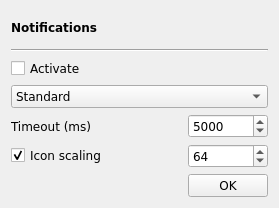
Before: the Qt Designer form branches/sayonara-885/src/GUI/Notifications/GUI_Notifications.ui in shahid334/sayonara-player, drawn with Qt 5.
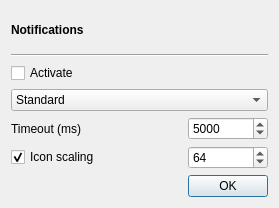
After: the same form once the commit is applied.

Patch:
```diff
--- a/branches/sayonara-885/src/GUI/Notifications/GUI_Notifications.ui
+++ b/branches/sayonara-885/src/GUI/Notifications/GUI_Notifications.ui
@@ -19,11 +19,6 @@
   <layout class="QGridLayout" name="gridLayout">
    <item row="1" column="0" colspan="2">
     <widget class="Line" name="line">
-     <property name="font">
-      <font>
-       <family>DejaVu Sans</family>
-      </font>
-     </property>
      <property name="orientation">
       <enum>Qt::Horizontal</enum>
      </property>
@@ -31,13 +26,8 @@
    </item>
    <item row="2" column="0" colspan="2">
     <widget class="QCheckBox" name="cb_activate">
-     <property name="font">
-      <font>
-       <family>DejaVu Sans</family>
-      </font>
-     </property>
      <property name="focusPolicy">
-      <enum>Qt::NoFocus</enum>
+      <enum>Qt::StrongFocus</enum>
      </property>
      <property name="text">
       <string>Activate</string>
@@ -52,13 +42,8 @@
        <height>16777215</height>
       </size>
      </property>
-     <property name="font">
-      <font>
-       <family>DejaVu Sans</family>
-      </font>
-     </property>
      <property name="focusPolicy">
-      <enum>Qt::NoFocus</enum>
+      <enum>Qt::StrongFocus</enum>
      </property>
      <property name="text">
       <string>OK</string>
@@ -67,13 +52,8 @@
    </item>
    <item row="3" column="0" colspan="2">
     <widget class="QComboBox" name="combo_notification">
-     <property name="font">
-      <font>
-       <family>DejaVu Sans</family>
-      </font>
-     </property>
      <property name="focusPolicy">
-      <enum>Qt::NoFocus</enum>
+      <enum>Qt::StrongFocus</enum>
      </property>
      <item>
       <property name="text">
@@ -84,11 +64,6 @@
    </item>
    <item row="4" column="1">
     <widget class="QSpinBox" name="sb_timeout">
-     <property name="font">
-      <font>
-       <family>DejaVu Sans</family>
-      </font>
-     </property>
      <property name="focusPolicy">
       <enum>Qt::WheelFocus</enum>
      </property>
@@ -108,11 +83,6 @@
    </item>
    <item row="4" column="0">
     <widget class="QLabel" name="label_3">
-     <property name="font">
-      <font>
-       <family>DejaVu Sans</family>
-      </font>
-     </property>
      <property name="text">
       <string>Timeout (ms)</string>
      </property>
@@ -122,7 +92,6 @@
     <widget class="QLabel" name="label_2">
      <property name="font">
       <font>
-       <family>DejaVu Sans</family>
        <weight>75</weight>
        <bold>true</bold>
       </font>
@@ -134,11 +103,6 @@
    </item>
    <item row="5" column="1">
     <widget class="QSpinBox" name="sb_scale">
-     <property name="font">
-      <font>
-       <family>DejaVu Sans</family>
-      </font>
-     </property>
      <property name="minimum">
       <number>32</number>
      </property>
@@ -152,11 +116,6 @@
    </item>
    <item row="5" column="0">
     <widget class="QCheckBox" name="cb_scale">
-     <property name="font">
-      <font>
-       <family>DejaVu Sans</family>
-      </font>
-     </property>
      <property name="text">
       <string>Icon scaling</string>
      </property>
```
